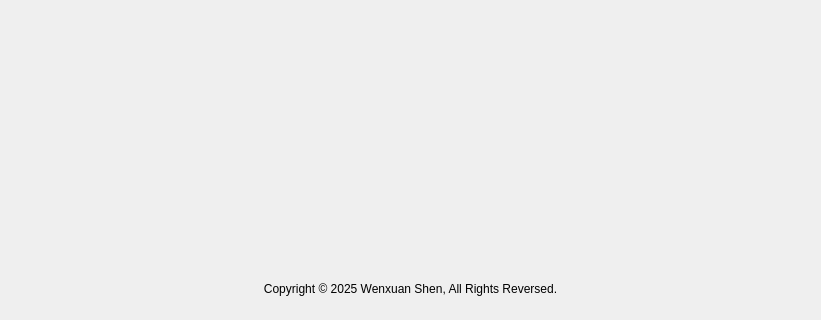
Qt form ui/settings/about.ui (windyslime/RandPicker-1) before a commit; both pictures show x 0 to 821 and y 480 to 800 of the 821 by 800 pixel window.
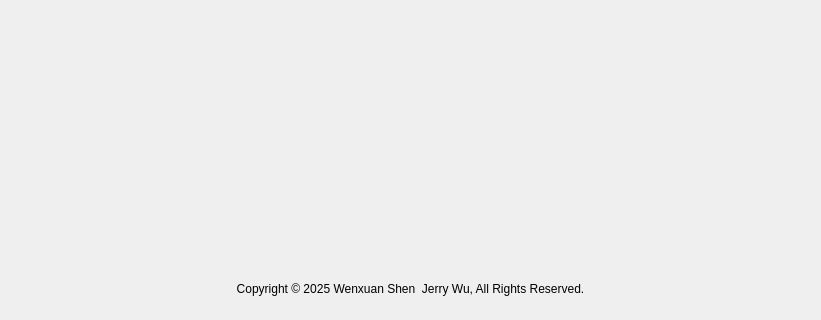
The same form after that commit. Icons and pictures are not drawn. Custom widgets are drawn as their Qt base class.

Patch:
```diff
--- a/ui/settings/about.ui
+++ b/ui/settings/about.ui
@@ -249,7 +249,7 @@
    <item>
     <widget class="CaptionLabel" name="CaptionLabel_2">
      <property name="text">
-      <string>Copyright © 2025 Wenxuan Shen, All Rights Reversed.</string>
+      <string>Copyright © 2025 Wenxuan Shen  Jerry Wu, All Rights Reserved.</string>
      </property>
      <property name="alignment">
       <set>Qt::AlignCenter</set>
```
